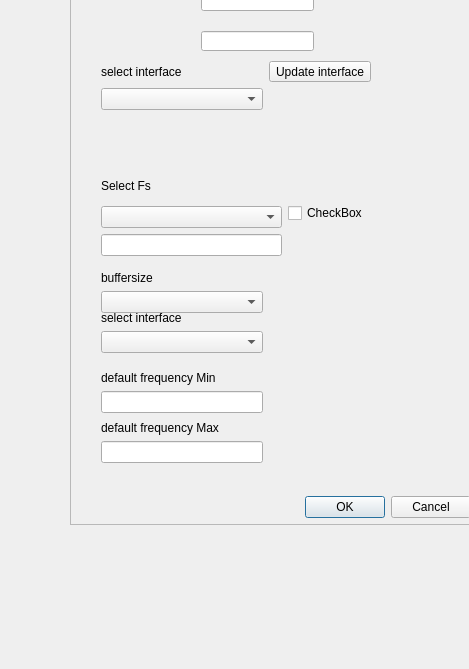
Old version of the form ui/jBae-Meas_Pref_0_1.ui in the repository Jee-Bee/Meas.
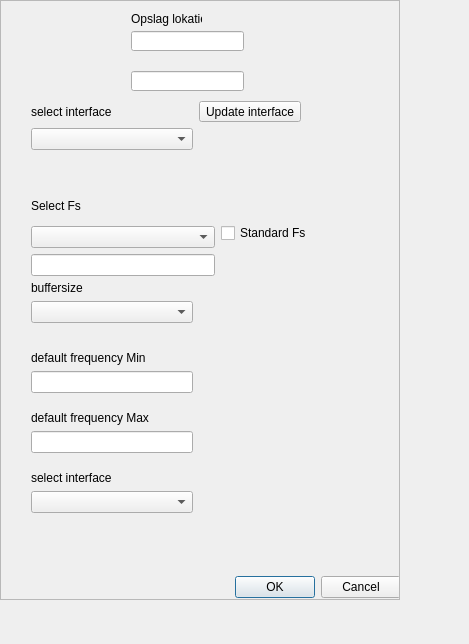
New version of the form.

```diff
--- a/ui/jBae-Meas_Pref_0_1.ui
+++ b/ui/jBae-Meas_Pref_0_1.ui
@@ -7,7 +7,7 @@
     <x>0</x>
     <y>0</y>
     <width>469</width>
-    <height>669</height>
+    <height>644</height>
    </rect>
   </property>
   <property name="windowTitle">
@@ -16,10 +16,10 @@
   <widget class="QScrollArea" name="scrollArea">
    <property name="geometry">
     <rect>
-     <x>70</x>
-     <y>-40</y>
+     <x>0</x>
+     <y>0</y>
      <width>400</width>
-     <height>565</height>
+     <height>600</height>
     </rect>
    </property>
    <property name="widgetResizable">
@@ -31,7 +31,7 @@
       <x>0</x>
       <y>0</y>
       <width>398</width>
-      <height>563</height>
+      <height>598</height>
      </rect>
     </property>
     <widget class="QLineEdit" name="lineEdit">
@@ -71,7 +71,7 @@
      <property name="geometry">
       <rect>
        <x>0</x>
-       <y>530</y>
+       <y>570</y>
        <width>400</width>
        <height>32</height>
       </rect>
@@ -83,11 +83,11 @@
       <set>QDialogButtonBox::Cancel|QDialogButtonBox::Ok</set>
      </property>
     </widget>
-    <widget class="QWidget" name="">
+    <widget class="QWidget" name="layoutWidget">
      <property name="geometry">
       <rect>
        <x>30</x>
-       <y>460</y>
+       <y>410</y>
        <width>170</width>
        <height>52</height>
       </rect>
@@ -112,12 +112,12 @@
       </item>
      </layout>
     </widget>
-    <widget class="QWidget" name="">
+    <widget class="QWidget" name="layoutWidget">
      <property name="geometry">
       <rect>
        <x>30</x>
-       <y>210</y>
-       <width>267</width>
+       <y>190</y>
+       <width>281</width>
        <height>85</height>
       </rect>
      </property>
@@ -132,7 +132,7 @@
       <item row="0" column="1" rowspan="3">
        <widget class="QCheckBox" name="checkBox">
         <property name="text">
-         <string>CheckBox</string>
+         <string>Standard Fs</string>
         </property>
        </widget>
       </item>
@@ -151,11 +151,11 @@
       </item>
      </layout>
     </widget>
-    <widget class="QWidget" name="">
+    <widget class="QWidget" name="layoutWidget">
      <property name="geometry">
       <rect>
        <x>30</x>
-       <y>310</y>
+       <y>280</y>
        <width>170</width>
        <height>52</height>
       </rect>
@@ -180,11 +180,11 @@
       </item>
      </layout>
     </widget>
-    <widget class="QWidget" name="">
+    <widget class="QWidget" name="layoutWidget">
      <property name="geometry">
       <rect>
        <x>30</x>
-       <y>350</y>
+       <y>470</y>
        <width>170</width>
        <height>52</height>
       </rect>
@@ -209,11 +209,11 @@
       </item>
      </layout>
     </widget>
-    <widget class="QWidget" name="">
+    <widget class="QWidget" name="layoutWidget">
      <property name="geometry">
       <rect>
        <x>30</x>
-       <y>410</y>
+       <y>350</y>
        <width>170</width>
        <height>52</height>
       </rect>
@@ -238,7 +238,7 @@
       </item>
      </layout>
     </widget>
-    <widget class="QWidget" name="">
+    <widget class="QWidget" name="layoutWidget">
      <property name="geometry">
       <rect>
        <x>30</x>
```
Left out of the diff: 26 changed lines with no effect on the pictures.
